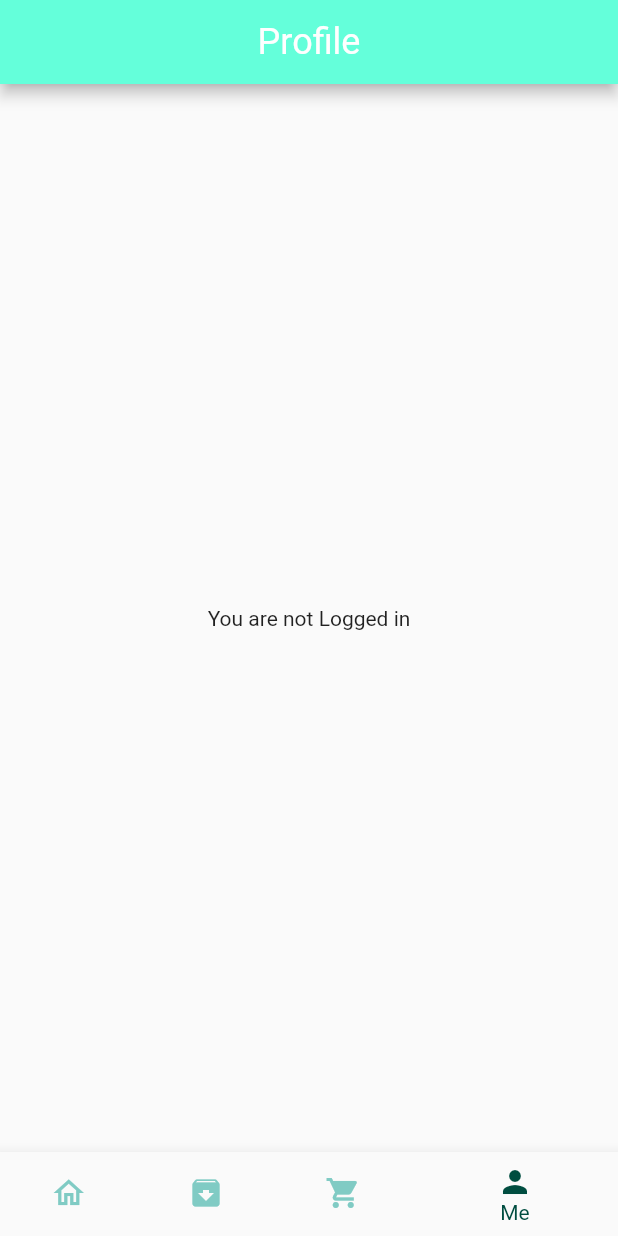
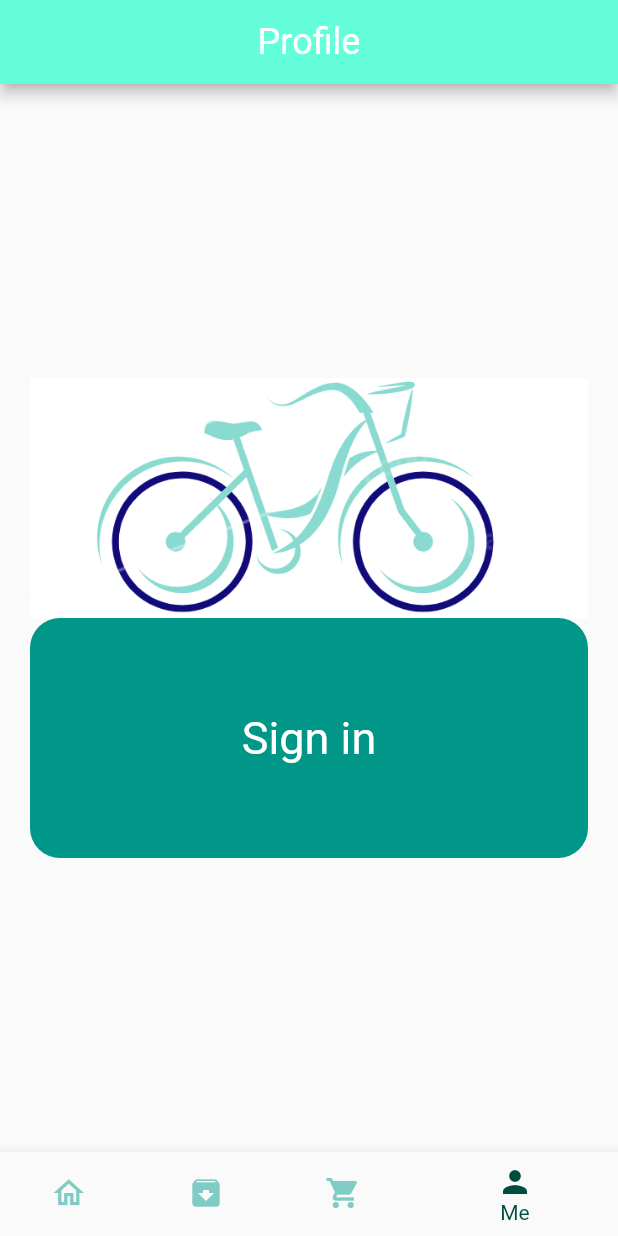
Before and after one commit to Brian-mula/shoppee, a Flutter app: the screen it shows after launch, item 4 of the bottom bar chosen, on a phone screen of 412 x 824 dp. Run offline on Flutter 3.47's test engine with Material 2 defaults, Android fonts, the phone set to English and light mode, and no system bars; our stand-ins replace dots_indicator, get, shared_preferences; accounts and stored records are empty; network calls fail.

```diff
--- a/lib/controllers/auth_controller.dart
+++ b/lib/controllers/auth_controller.dart
@@ -28,6 +28,7 @@ class AuthController extends GetxController implements GetxService {
   }
 
   Future<ResponseModel> login(String email, String password) async {
+    print(authRepo.getUserToken().toString());
     _isLoading = true;
     update();
     Response response = await authRepo.login(email, password);
--- a/lib/controllers/user_controller.dart
+++ b/lib/controllers/user_controller.dart
@@ -15,17 +15,16 @@ class UserController extends GetxController implements GetxService {
   UserModel get userModel => _userModel;
 
   Future<ResponseModel> getUserInfo() async {
-    _isLoading = true;
-    update();
     Response response = await userRepo.getUserInfo();
     late ResponseModel responseModel;
     if (response.statusCode == 200) {
       _userModel = UserModel.fromJson(response.body);
+      _isLoading = true;
       responseModel = ResponseModel(true, "Succssfull");
     } else {
       responseModel = ResponseModel(false, response.statusText!);
     }
-    _isLoading = false;
+
     update();
     return responseModel;
   }
--- a/lib/data/api/api_client.dart
+++ b/lib/data/api/api_client.dart
@@ -1,12 +1,14 @@
 import 'package:foodapp/utils/app_constants.dart';
 import 'package:get/get_connect.dart';
 import 'package:get/get_state_manager/src/rx_flutter/rx_disposable.dart';
+import 'package:shared_preferences/shared_preferences.dart';
 
 class ApiClient extends GetConnect implements GetxService {
   late String token;
   final String appBaseUrl;
   late Map<String, String> _mainHeaders;
-  ApiClient({required this.appBaseUrl}) {
+  late SharedPreferences sharedPreferences;
+  ApiClient({required this.appBaseUrl, required this.sharedPreferences}) {
     baseUrl = appBaseUrl;
     timeout = const Duration(seconds: 30);
     token = AppConstants.App_TOKEN;
--- a/lib/helper/dependencies.dart
+++ b/lib/helper/dependencies.dart
@@ -18,7 +18,8 @@ Future<void> init() async {
 
   Get.lazyPut(() => sharedPreferences);
   // !load api client
-  Get.lazyPut(() => ApiClient(appBaseUrl: AppConstants.BASE_URL));
+  Get.lazyPut(() => ApiClient(
+      appBaseUrl: AppConstants.BASE_URL, sharedPreferences: Get.find()));
 
   // !load te repository
   Get.lazyPut(() => PopularProductRepo(apiClient: Get.find()));
--- a/lib/models/user_model.dart
+++ b/lib/models/user_model.dart
@@ -17,7 +17,7 @@ class UserModel {
     return UserModel(
         email: json['email'],
         id: json['id'],
-        name: json['name'],
+        name: json['f_name'],
         orderCount: json['order_count'],
         phone: json['phone']);
   }
--- a/lib/pages/accounts/account_page.dart
+++ b/lib/pages/accounts/account_page.dart
@@ -16,6 +16,7 @@ class AccountsPage extends StatelessWidget {
     bool _userloggedIn = Get.find<AuthController>().userLoggedIn();
     if (_userloggedIn) {
       Get.find<UserController>().getUserInfo();
+      print("User has logged in");
     }
     return Scaffold(
         appBar: AppBar(
@@ -74,7 +75,9 @@ class AccountsPage extends StatelessWidget {
                                           iconSize: 25,
                                           size: 50,
                                         ),
-                                        bigText: BigText(text: "0718775512")),
+                                        bigText: BigText(
+                                            text: userController
+                                                .userModel.phone)),
                                     const SizedBox(
                                       height: 20,
                                     ),
@@ -88,7 +91,8 @@ class AccountsPage extends StatelessWidget {
                                           size: 50,
                                         ),
                                         bigText: BigText(
-                                            text: "mulatijunior236@gmail.com")),
+                                            text: userController
+                                                .userModel.email)),
                                     const SizedBox(
                                       height: 20,
                                     ),
@@ -128,7 +132,8 @@ class AccountsPage extends StatelessWidget {
                                           Get.find<CartController>().clear();
                                           Get.find<CartController>()
                                               .clearCartHistory();
-                                          Get.toNamed(RouteHelper.getIntial());
+                                          Get.offNamed(
+                                              RouteHelper.getSignInPage());
                                         }
                                       },
                                       child: AccountWidget(
@@ -150,13 +155,49 @@ class AccountsPage extends StatelessWidget {
                           ],
                         ),
                       )
-                    : const Center(
-                        child: CircularProgressIndicator(
-                          color: Colors.blue,
-                        ),
+                    : Container(
+                        child: Center(
+                            child: CircularProgressIndicator(
+                          color: Colors.blue.shade800,
+                        )),
                       ))
                 : Container(
-                    child: const Center(child: Text("You are not Logged in")));
+                    child: Center(
+                        child: Column(
+                    mainAxisAlignment: MainAxisAlignment.center,
+                    children: [
+                      Container(
+                        width: double.maxFinite,
+                        height: 160,
+                        margin: const EdgeInsets.only(left: 20, right: 20),
+                        decoration: const BoxDecoration(
+                            image: DecorationImage(
+                                fit: BoxFit.cover,
+                                image: AssetImage(
+                                    "assets/image/signintocontinue.png"))),
+                      ),
+                      GestureDetector(
+                        onTap: () {
+                          Get.toNamed(RouteHelper.getSignInPage());
+                        },
+                        child: Container(
+                          width: double.maxFinite,
+                          height: 160,
+                          margin: const EdgeInsets.only(left: 20, right: 20),
+                          decoration: BoxDecoration(
+                            color: Colors.teal,
+                            borderRadius: BorderRadius.circular(20),
+                          ),
+                          child: Center(
+                              child: BigText(
+                            text: "Sign in",
+                            color: Colors.white,
+                            size: 30,
+                          )),
+                        ),
+                      )
+                    ],
+                  )));
           },
         ));
   }
--- a/lib/pages/auth/sign_in_page.dart
+++ b/lib/pages/auth/sign_in_page.dart
@@ -33,7 +33,7 @@ class SignInPage extends StatelessWidget {
           if (status.isSuccess) {
             Get.toNamed(RouteHelper.getIntial());
           } else {
-            CustomSnackBar("Forbidden");
+            CustomSnackBar(status.message);
           }
         });
       }
--- a/lib/pages/auth/sign_up_page.dart
+++ b/lib/pages/auth/sign_up_page.dart
@@ -44,7 +44,7 @@ class SignUpPage extends StatelessWidget {
         authController.registration(signUpBody).then((status) => {
               if (status.isSuccess)
                 {
-                  Get.toNamed(RouteHelper.getIntial()),
+                  Get.offNamed(RouteHelper.getIntial()),
                   print("Successfully registered")
                 }
               else
--- a/lib/widgets/account_widget.dart
+++ b/lib/widgets/account_widget.dart
@@ -11,7 +11,7 @@ class AccountWidget extends StatelessWidget {
   @override
   Widget build(BuildContext context) {
     return Container(
-      padding: const EdgeInsets.only(left: 20, top: 10, bottom: 10),
+      padding: const EdgeInsets.only(left: 5, top: 10, bottom: 10),
       child: Row(
         children: [
           appIcon,
```
